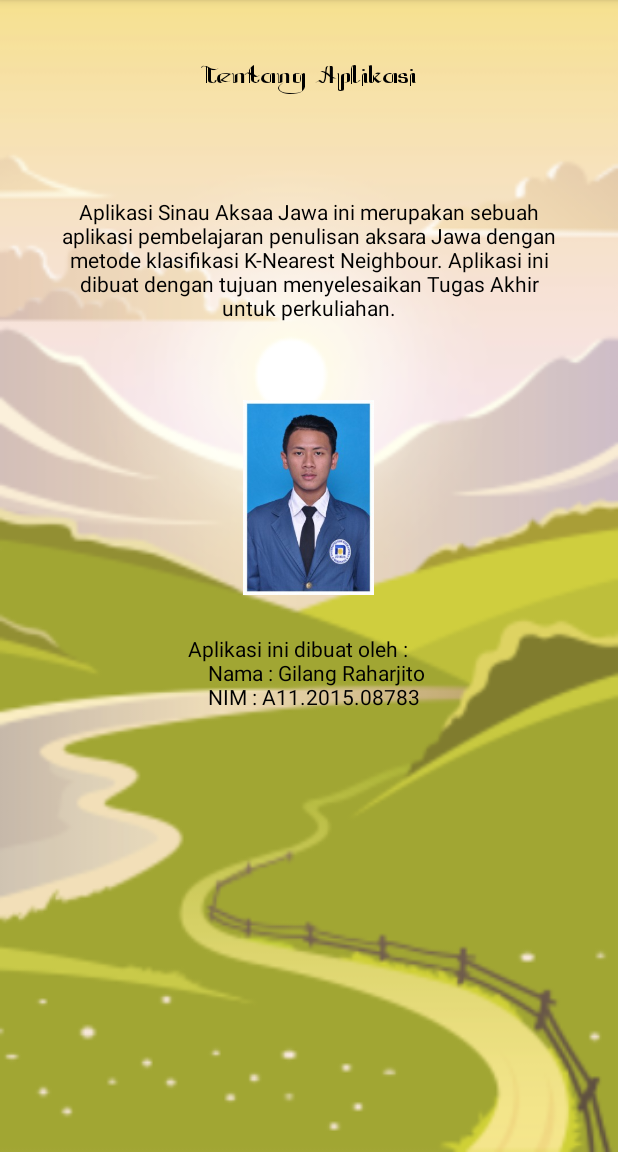
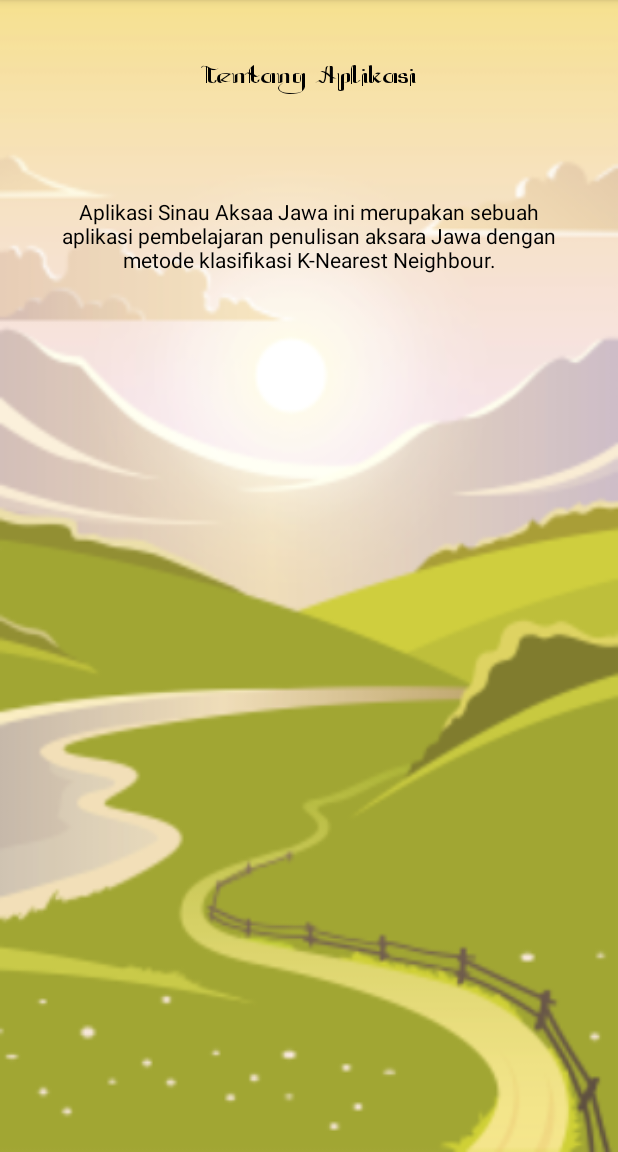
Before and after one commit to hanifabdullah21/NulisAksaraJawa, an Android app: the AboutAppActivity screen opened directly, with no data from a screen before it, on a phone screen of 412 x 824 dp, the part 84-1236 px from its top. Run offline under Robolectric (Android 15) with nearby library versions, the phone set to English and light mode, and no system bars; our stand-ins replace sdp/ssp sizes; Roboto replaces fonts that are not available here; 1 statement that could not run was skipped.

Commit message:
Delete profil

```diff
--- a/app/src/main/java/com/singpaulee/sinauaksarajawawithknn/activity/AboutAppActivity.kt
+++ b/app/src/main/java/com/singpaulee/sinauaksarajawawithknn/activity/AboutAppActivity.kt
@@ -3,11 +3,18 @@ package com.singpaulee.sinauaksarajawawithknn.activity
 import android.support.v7.app.AppCompatActivity
 import android.os.Bundle
 import com.singpaulee.sinauaksarajawawithknn.R
+import kotlinx.android.synthetic.main.activity_about_app.*
+import org.jetbrains.anko.intentFor
+import org.jetbrains.anko.sdk27.coroutines.onClick
 
 class AboutAppActivity : AppCompatActivity() {
 
     override fun onCreate(savedInstanceState: Bundle?) {
         super.onCreate(savedInstanceState)
         setContentView(R.layout.activity_about_app)
+
+        aaa_tv_title.onClick {
+            startActivity(intentFor<TrainingResultActivity>())
+        }
     }
 }
--- a/app/src/main/res/layout/activity_about_app.xml
+++ b/app/src/main/res/layout/activity_about_app.xml
@@ -17,29 +17,12 @@
 
     <TextView android:layout_width="match_parent"
               android:layout_height="wrap_content"
-              android:text="Aplikasi Sinau Aksaa Jawa ini merupakan sebuah aplikasi pembelajaran penulisan aksara Jawa dengan metode klasifikasi K-Nearest Neighbour. Aplikasi ini dibuat dengan tujuan menyelesaikan Tugas Akhir untuk perkuliahan."
+              android:text="Aplikasi Sinau Aksaa Jawa ini merupakan sebuah aplikasi pembelajaran penulisan aksara Jawa dengan metode klasifikasi K-Nearest Neighbour."
               android:fontFamily="sans-serif"
               android:gravity="center"
               android:id="@+id/aaa_tv_desc_app"
               android:layout_below="@id/aaa_tv_title"
               android:layout_marginTop="@dimen/_50sdp"/>
 
-    <ImageView
-            android:layout_width="@dimen/_100sdp"
-            android:layout_height="@dimen/_100sdp"
-            android:id="@+id/aaa_iv_photo"
-            android:layout_centerHorizontal="true"
-            android:src="@drawable/gilang_photo"
-            android:layout_marginTop="@dimen/_40sdp"
-            android:layout_below="@id/aaa_tv_desc_app"/>
-
-    <TextView android:layout_width="wrap_content"
-              android:layout_height="wrap_content"
-              android:layout_centerHorizontal="true"
-              android:text="Aplikasi ini dibuat oleh : \n    Nama : Gilang Raharjito \n    NIM : A11.2015.08783"
-              android:layout_below="@id/aaa_iv_photo"
-              android:layout_marginTop="@dimen/_20sdp"
-              android:fontFamily="sans-serif"/>
-
 
 </RelativeLayout>
```
Also changed, not shown: app/src/main/res/drawable/gilang_photo.jpg (deleted).
